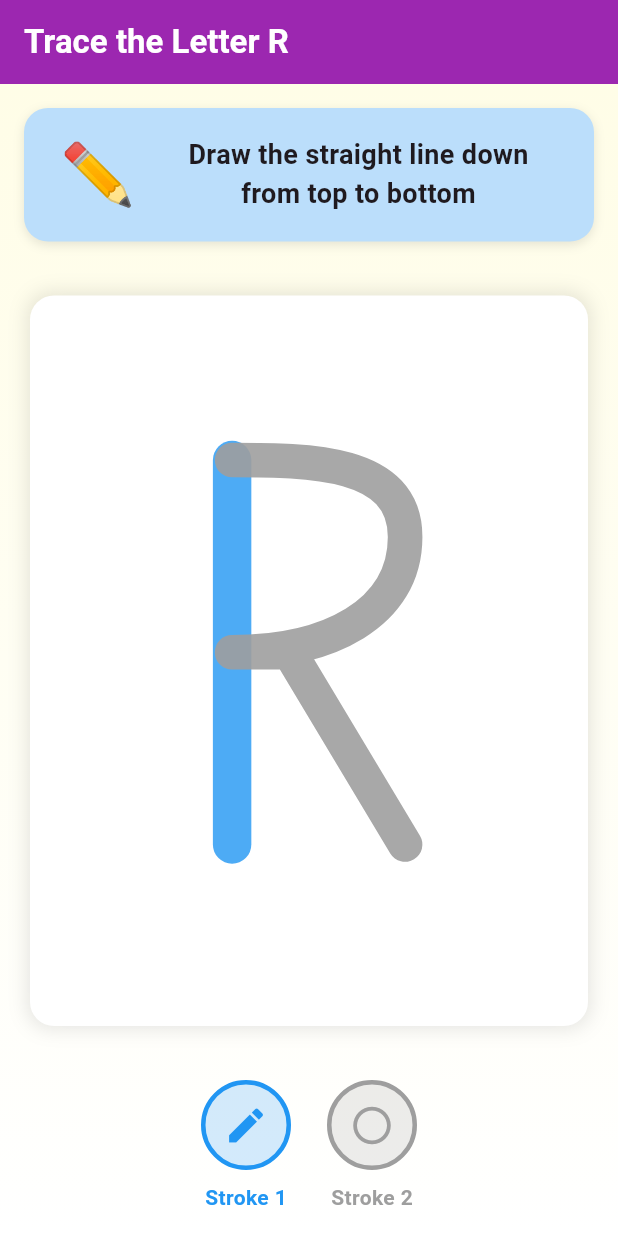
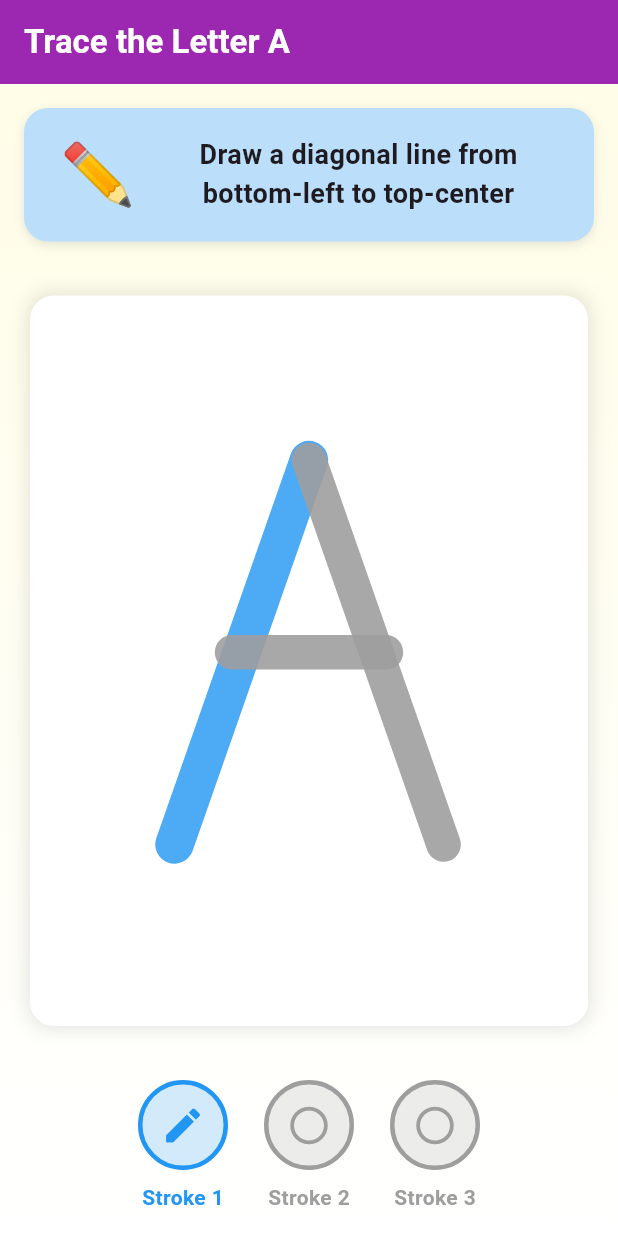
Before and after one commit to abiodunosagie/letter_trace, a Flutter app: the screen it shows after launch, on a phone screen of 412 x 824 dp. Run offline on Flutter 3.47's test engine with Material 3 defaults, Android fonts, the phone set to English and light mode, and no system bars; Roboto replaces fonts that are missing (Comic Sans MS).

Commit message:
Stable version Three.

```diff
--- a/lib/app.dart
+++ b/lib/app.dart
@@ -1,9 +1,8 @@
 import 'package:flutter/material.dart';
+import 'package:letter_trace/models/letter_a_model.dart';
 import 'package:letter_trace/viewmodels/letter_tracing_viewmodel.dart';
 import 'package:letter_trace/views/letter_tracing_screen.dart';
 import 'package:provider/provider.dart';
-
-import 'models/letter_r_model.dart';
 
 class App extends StatelessWidget {
   const App({Key? key}) : super(key: key);
@@ -14,7 +13,7 @@ class App extends StatelessWidget {
       providers: [
         ChangeNotifierProvider(
           create: (_) => LetterTracingViewModel(
-            letter: LetterRModel(),
+            letter: LetterAModel(),
           ),
         ),
       ],
--- /dev/null
+++ b/lib/models/letter_a_model.dart
@@ -0,0 +1,75 @@
+import 'package:flutter/material.dart';
+
+import 'letter_model.dart';
+
+class LetterAModel implements LetterModel {
+  @override
+  String get letter => 'A';
+
+  @override
+  List<String> get strokeInstructions => [
+        'Draw a diagonal line from bottom-left to top-center',
+        'Draw a diagonal line from bottom-right to top-center',
+        'Draw a horizontal line across the middle',
+      ];
+
+  @override
+  int get strokeCount => 3;
+
+  @override
+  List<Path> get strokePaths => [
+        _createLeftDiagonalPath(),
+        _createRightDiagonalPath(),
+        _createCrossbarPath(),
+      ];
+
+  @override
+  double get pathTolerance => 60.0; // Same as 'R' for child-friendly tracing
+
+  @override
+  double get pathScale => 1.0;
+
+  Offset _offset = Offset.zero;
+  double _scale = 1.0;
+
+  @override
+  void positionPaths(Size size, Canvas canvas) {
+    // Same scaling logic as 'R' to fit different screens
+    _scale = size.height / 380.0;
+    double letterWidth = 180.0 * _scale;
+    double letterHeight = 280.0 * _scale;
+    double dx = (size.width - letterWidth) / 2;
+    double dy = size.height * 0.12;
+    _offset = Offset(dx, dy);
+    canvas.translate(dx, dy);
+    canvas.scale(_scale);
+  }
+
+  Path _createLeftDiagonalPath() {
+    final Path path = Path();
+    path.moveTo(20, 240); // Bottom-left
+    path.lineTo(90, 40); // Top-center
+    return path;
+  }
+
+  Path _createRightDiagonalPath() {
+    final Path path = Path();
+    path.moveTo(160, 240); // Bottom-right
+    path.lineTo(90, 40); // Top-center
+    return path;
+  }
+
+  Path _createCrossbarPath() {
+    final Path path = Path();
+    path.moveTo(50, 140); // Left midpoint of left diagonal
+    path.lineTo(130, 140); // Right midpoint of right diagonal
+    return path;
+  }
+
+  @override
+  Offset globalToLocal(Offset point) {
+    double x = (point.dx - _offset.dx) / _scale;
+    double y = (point.dy - _offset.dy) / _scale;
+    return Offset(x, y);
+  }
+}
```
Also changed, not shown: 2 other files.
